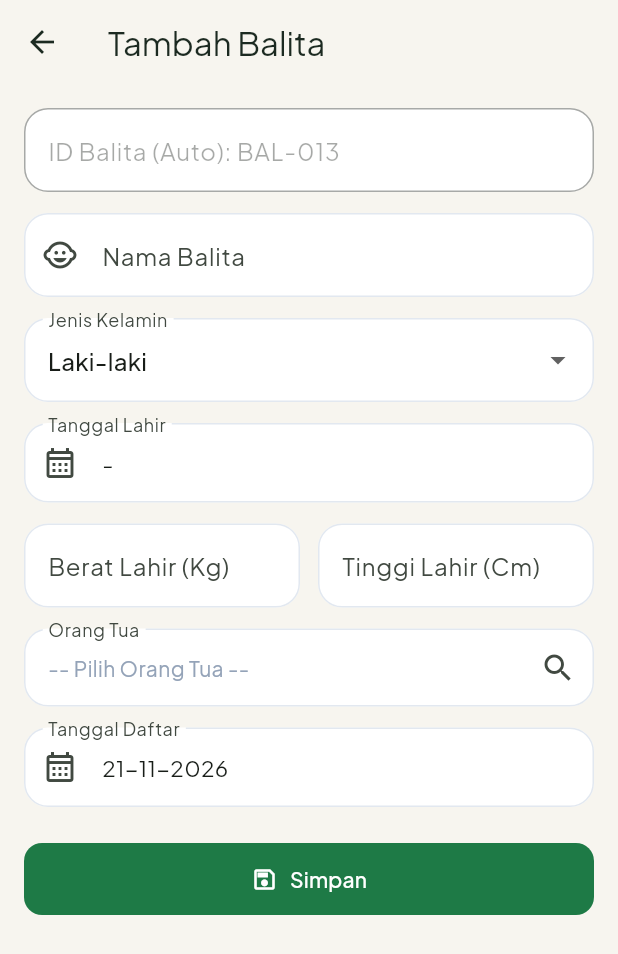
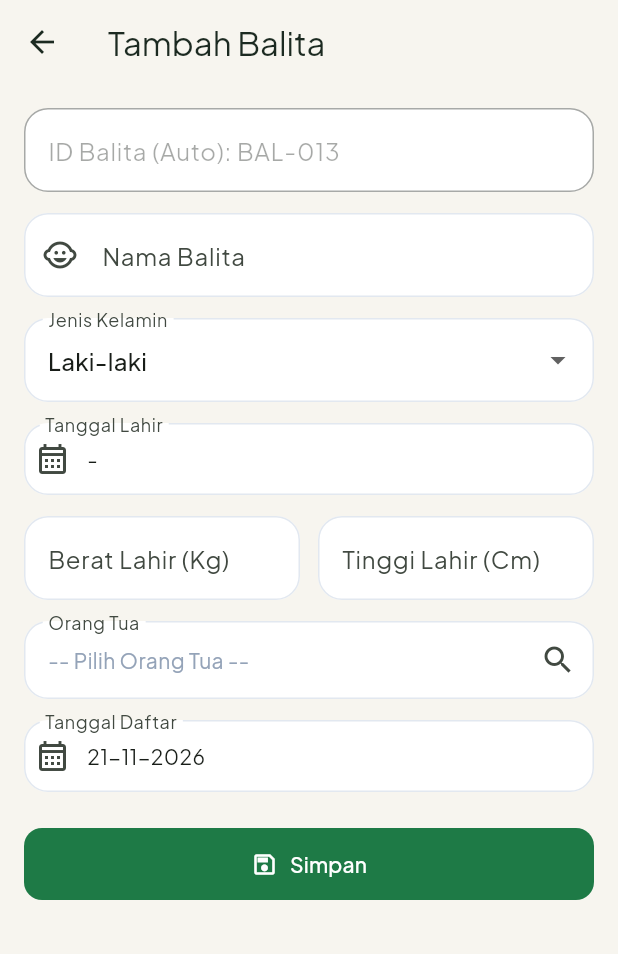
Before and after one commit to dandienter/growtrack, a Flutter app: the BalitaFormScreen screen opened directly, on a phone screen of 412 x 824 dp. Shown: the top 954 px of the screen. Run offline on Flutter 3.47's test engine with Material 3 defaults, Android fonts, the phone set to English and light mode, and no system bars; our stand-ins replace file_picker, flutter_local_notifications, open_filex, pdf, printing, share_plus and 2 more; missing offline and left inert: excel; accounts and stored records are empty.

Commit message:
v1.9.2: kolom tanggal dipadatkan agar teks tanggal muat satu baris di kolom sempit

```diff
--- a/lib/widgets.dart
+++ b/lib/widgets.dart
@@ -218,6 +218,12 @@ class KolomTanggal extends StatelessWidget {
       child: InputDecorator(
         decoration: dekorasiInput(label, ikon: Icons.calendar_month_outlined)
             .copyWith(
+          // Ruang tanggal dipadatkan agar teksnya muat satu baris
+          // walau kolomnya sempit (mis. pasangan Dari/Sampai).
+          prefixIconConstraints:
+              const BoxConstraints(minWidth: 38, minHeight: 38),
+          contentPadding:
+              const EdgeInsets.symmetric(horizontal: 10, vertical: 12),
           suffixIcon: bolehKosong && nilai != null
               ? IconButton(
                   icon: const Icon(Icons.clear, size: 18),
@@ -227,7 +233,9 @@ class KolomTanggal extends StatelessWidget {
         ),
         child: Text(
           nilai == null ? '-' : keTeksTampil(nilai),
-          style: const TextStyle(fontSize: 15),
+          style: const TextStyle(fontSize: 14),
+          softWrap: false,
+          overflow: TextOverflow.ellipsis,
         ),
       ),
     );
```
